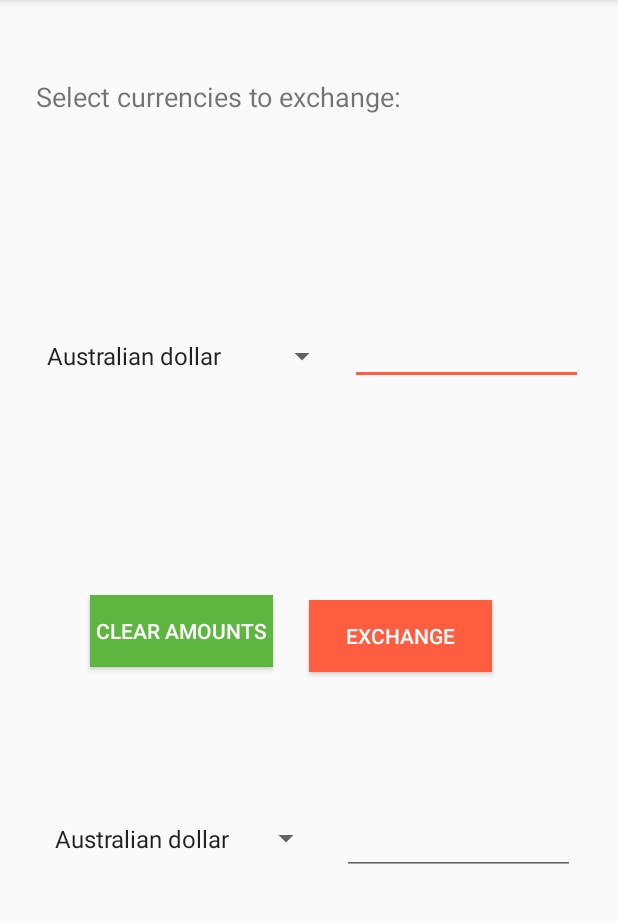
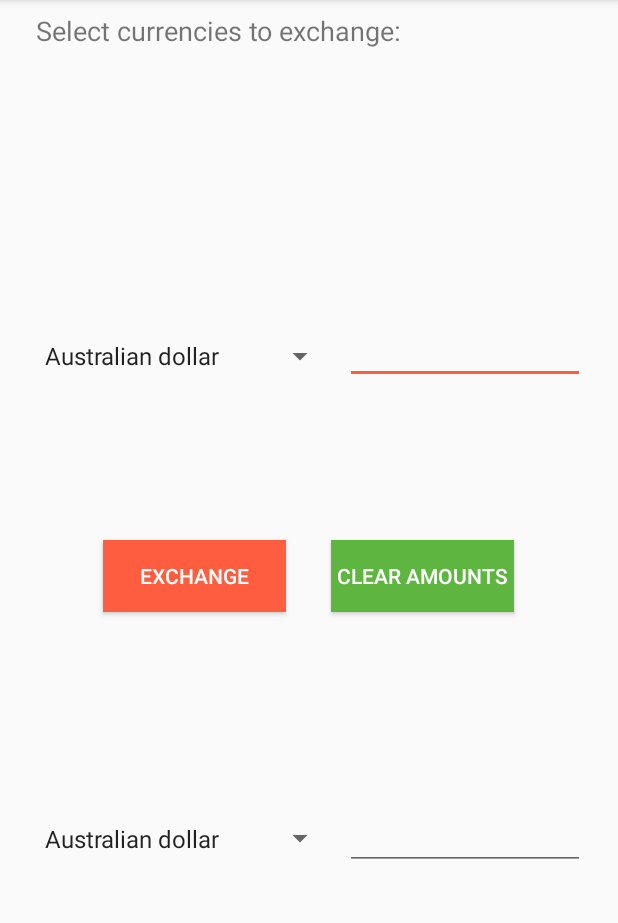
Before and after one commit to lucasmelin/AndroidCurrencyConverter, an Android app: the screen it shows after launch (MainActivity), on a phone screen of 412 x 824 dp, the part 84-1007 px from its top. Run offline under Robolectric (Android 15) with nearby library versions, the phone set to English and light mode, and no system bars; our stand-ins replace Volley; network calls fail.

Commit message:
Fixed button alignment and better support for landscape orientation

```diff
--- a/app/src/main/res/layout/activity_main.xml
+++ b/app/src/main/res/layout/activity_main.xml
@@ -22,7 +22,7 @@
 
     <Spinner
         android:id="@+id/currency_spinner2"
-        android:layout_width="186dp"
+        android:layout_width="wrap_content"
         android:layout_height="31dp"
         android:layout_marginStart="16dp"
         android:layout_marginTop="101dp"
@@ -40,34 +40,19 @@
         android:layout_width="wrap_content"
         android:layout_height="wrap_content"
         android:layout_marginStart="24dp"
-        android:layout_marginTop="52dp"
+        android:layout_marginTop="8dp"
         android:text="@string/exchangeprompt_message"
         android:textSize="18sp"
         app:layout_constraintStart_toStartOf="parent"
         app:layout_constraintTop_toTopOf="parent" />
 
-    <Button
-        android:id="@+id/button3"
-        android:layout_width="122dp"
-        android:layout_height="wrap_content"
-        android:layout_marginEnd="60dp"
-        android:layout_marginTop="16dp"
-        android:background="?attr/colorAccent"
-        android:onClick="convertCurrency"
-        android:text="@string/button_exchange"
-        android:textColor="@android:color/white"
-        app:layout_constraintBottom_toTopOf="@+id/local_currency_amount"
-        app:layout_constraintEnd_toEndOf="parent"
-        app:layout_constraintStart_toEndOf="@+id/button2"
-        app:layout_constraintTop_toBottomOf="@+id/cdn_dollars"
-        app:layout_constraintVertical_bias="0.5726" />
 
     <EditText
         android:id="@+id/cdn_dollars"
-        android:layout_width="155dp"
+        android:layout_width="160dp"
         android:layout_height="40dp"
         android:layout_marginEnd="16dp"
-        android:layout_marginTop="32dp"
+        android:layout_marginTop="28dp"
         android:ems="10"
         android:inputType="numberDecimal"
         app:layout_constraintBottom_toTopOf="@+id/local_currency_amount"
@@ -79,10 +64,10 @@
 
     <EditText
         android:id="@+id/local_currency_amount"
-        android:layout_width="155dp"
+        android:layout_width="160dp"
         android:layout_height="40dp"
         android:layout_marginEnd="16dp"
-        android:layout_marginTop="101dp"
+        android:layout_marginTop="96dp"
         android:ems="10"
         android:inputType="numberDecimal"
         app:layout_constraintBottom_toBottomOf="parent"
@@ -91,12 +76,29 @@
         app:layout_constraintStart_toEndOf="@+id/currency_spinner2"
         app:layout_constraintTop_toBottomOf="@+id/cdn_dollars" />
 
+    <TableRow
+        android:layout_width="fill_parent"
+        android:layout_height="match_parent" android:gravity="center">
+
+        <Button
+            android:id="@+id/button3"
+            android:layout_width="122dp"
+            android:layout_height="wrap_content"
+            android:background="?attr/colorAccent"
+            android:onClick="convertCurrency"
+            android:text="@string/button_exchange"
+            android:textColor="@android:color/white"
+            app:layout_constraintBottom_toTopOf="@+id/local_currency_amount"
+            app:layout_constraintEnd_toEndOf="parent"
+            app:layout_constraintStart_toEndOf="@+id/button2"
+            app:layout_constraintTop_toBottomOf="@+id/cdn_dollars"
+            app:layout_constraintVertical_bias="0.5726" />
+
         <Button
             android:id="@+id/button2"
             android:layout_width="122dp"
             android:layout_height="wrap_content"
-        android:layout_marginStart="60dp"
-        android:layout_marginTop="16dp"
+            android:layout_marginStart="30dp"
             android:background="?attr/colorPrimary"
             android:onClick="clearCurrencyFields"
             android:text="@string/button_clear"
@@ -106,6 +108,8 @@
             app:layout_constraintTop_toBottomOf="@+id/currency_spinner"
             app:layout_constraintVertical_bias="0.572" />
 
+    </TableRow>
+
 
 
 </android.support.constraint.ConstraintLayout>
```
Lines whose indentation alone changed are shown as unchanged.
